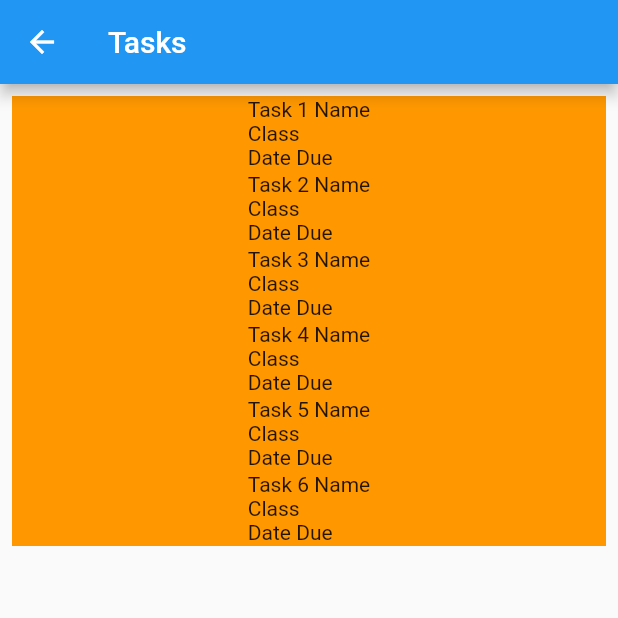
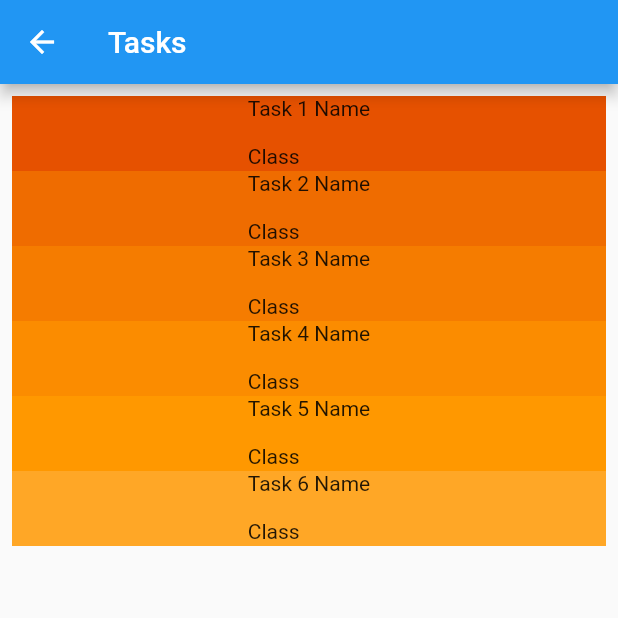
Before and after one commit to DarrylBrooks97/Priority-Task-Scheduler, a Flutter app: the Tasks screen opened directly, on a phone screen of 412 x 824 dp, the top half of it. Run offline on Flutter 3.47's test engine with Material 2 defaults, Android fonts, the light colour scheme and no system bars.

Commit message:
Add Task Containers

```diff
--- a/priority_school_tasker/lib/main.dart
+++ b/priority_school_tasker/lib/main.dart
@@ -174,43 +174,43 @@ class Tasks extends StatelessWidget {
         children: <Widget>[
           Container(
             height: 50,
-            color: Colors.orange,
+            color: Colors.orange[900],
             child: const Center(child: Text('Task 1 Name' +
-                '\nClass' + '\nDate Due')),
+                '\n\nClass' + '\n\nDate Due')),
           ),
           Container(
             height: 50,
-            color: Colors.orange,
+            color: Colors.orange[800],
             child: const Center(child: Text('Task 2 Name' +
-                '\nClass' + '\nDate Due')),
+                '\n\nClass' + '\n\nDate Due')),
 
           ),
           Container(
             height: 50,
-            color: Colors.orange,
+            color: Colors.orange[700],
             child: const Center(child: Text('Task 3 Name' +
-                '\nClass' + '\nDate Due')),
+                '\n\nClass' + '\n\nDate Due')),
 
           ),
           Container(
             height: 50,
-            color: Colors.orange,
+            color: Colors.orange[600],
             child: const Center(child: Text('Task 4 Name' +
-                '\nClass' + '\nDate Due')),
+                '\n\nClass' + '\n\nDate Due')),
 
           ),
           Container(
             height: 50,
-            color: Colors.orange,
+            color: Colors.orange[500],
             child: const Center(child: Text('Task 5 Name' +
-                '\nClass' + '\nDate Due')),
+                '\n\nClass' + '\n\nDate Due')),
 
           ),
           Container(
             height: 50,
-            color: Colors.orange,
+            color: Colors.orange[400],
             child: const Center(child: Text('Task 6 Name' +
-                '\nClass' + '\nDate Due')),
+                '\n\nClass' + '\n\nDate Due')),
 
           ),
         ]
```
